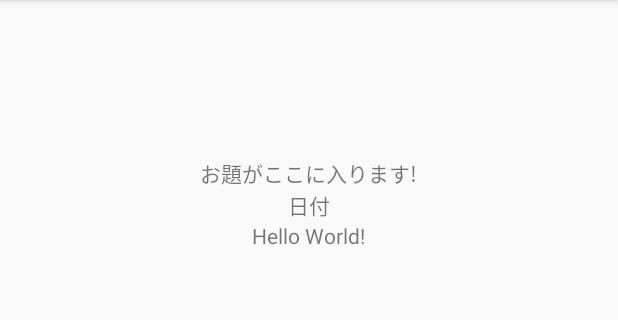
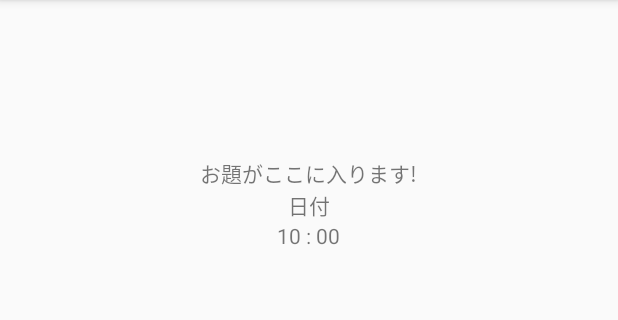
Before and after one commit to cOnigashima/android_parctice, an Android app: the screen it shows after launch (MainActivity), on a phone screen of 412 x 824 dp, the part 84-404 px from its top. Run offline under Robolectric (Android 15) with nearby library versions, the phone set to English and light mode, and no system bars; our stand-ins replace RxJava.

```diff
--- a/MyRxJavaPractice/app/src/main/java/com/example/myrxjavapractice/MainActivity.kt
+++ b/MyRxJavaPractice/app/src/main/java/com/example/myrxjavapractice/MainActivity.kt
@@ -50,7 +50,8 @@ class MainActivity : AppCompatActivity() {
                 .subscribeOn(Schedulers.io())
                 .observeOn(AndroidSchedulers.mainThread())
                 .subscribe(
-                    { Toast.makeText(this@MainActivity, "保存しました", Toast.LENGTH_LONG).show()},
+                    {   Log.d("subscribe","success")
+                        Toast.makeText(this@MainActivity, "保存しました", Toast.LENGTH_LONG).show()},
                     {
                         Toast.makeText(
                             this@MainActivity,
--- a/MyRxJavaPractice/app/src/main/res/layout/activity_main.xml
+++ b/MyRxJavaPractice/app/src/main/res/layout/activity_main.xml
@@ -23,7 +23,7 @@
         android:id="@+id/timer_display"
         android:layout_width="wrap_content"
         android:layout_height="wrap_content"
-        android:text="Hello World!" />
+        android:text="10 : 00" />
 
     <EditText
         android:id="@+id/journaling_content_text"
@@ -44,13 +44,13 @@
         android:gravity="center">
 
         <Button
-            android:id="@+id/content_save_button"
+            android:id="@+id/back_button"
             android:layout_width="wrap_content"
             android:layout_height="wrap_content"
             android:text="戻る" />
 
         <Button
-            android:id="@+id/back_button"
+            android:id="@+id/content_save_button"
             android:layout_width="wrap_content"
             android:layout_height="wrap_content"
             android:text="保存" />
```
